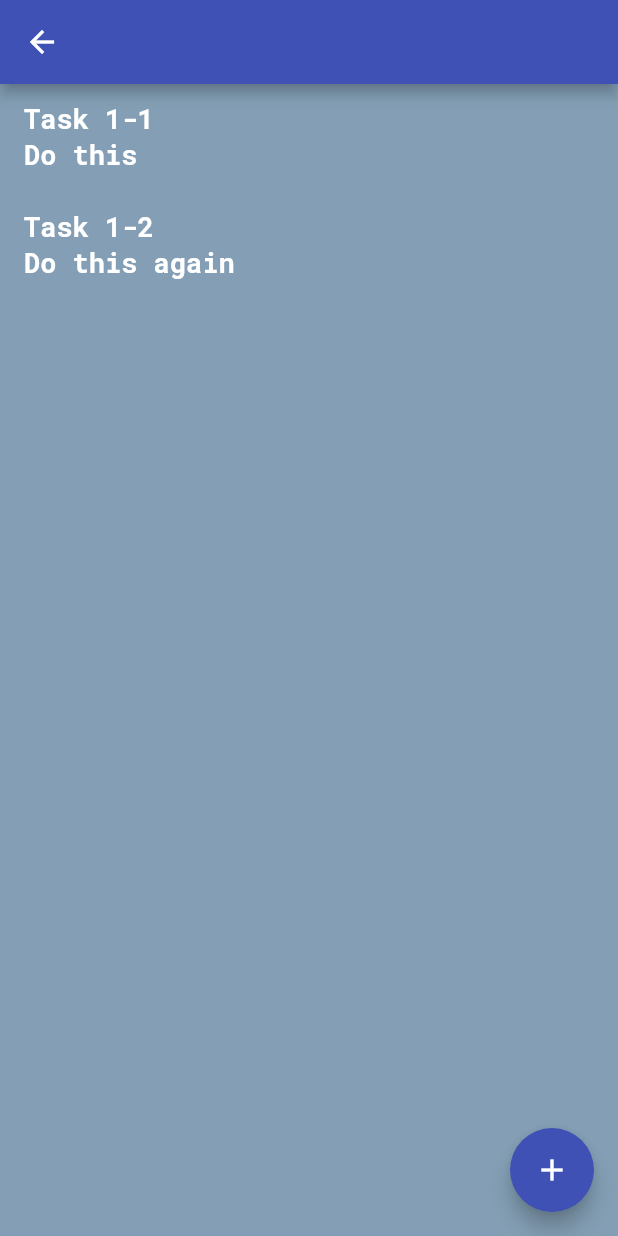
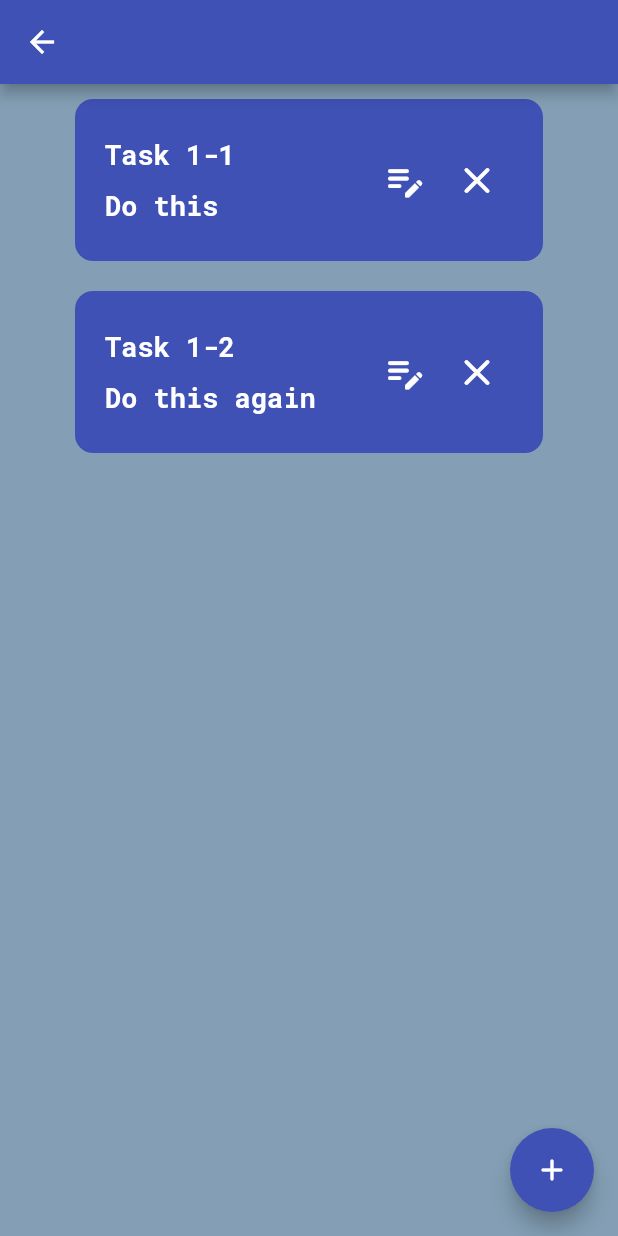
Before and after one commit to PeachyCad/thinGS, a Flutter app: the ToDoPage screen opened directly with empty values, on a phone screen of 412 x 824 dp. Run offline on Flutter 3.47's test engine with Material 2 defaults, Android fonts, the phone set to English and light mode, and no system bars; our stand-ins replace flutter_riverpod.

Commit message:
Add ToDo's and Task's UI management
Add ToDo's and Task's UI management  via pages

```diff
--- a/things_todo_app/lib/components/edit_delete_buttons.dart
+++ b/things_todo_app/lib/components/edit_delete_buttons.dart
@@ -1,5 +1,4 @@
 import 'package:flutter/material.dart';
-import 'package:things_todo_app/pages/home_page.dart';
 
 class EditDeleteButtons extends StatelessWidget {
   final Function() onPressedEdit;
--- a/things_todo_app/lib/components/task_listview.dart
+++ b/things_todo_app/lib/components/task_listview.dart
@@ -2,14 +2,18 @@ import 'package:flutter/material.dart';
 import 'package:flutter_riverpod/flutter_riverpod.dart';
 import 'package:things_todo_app/components/text_fragment.dart';
 import 'package:things_todo_app/models/task.dart';
-import 'package:things_todo_app/models/todo.dart';
 import 'package:things_todo_app/pages/home_page.dart';
-import 'package:things_todo_app/pages/todo_page.dart';
+
+import 'edit_delete_buttons.dart';
 
 class TaskListView extends ConsumerStatefulWidget  {
+  final int todoIndex;
   final List<Task> tasks;
+  final newTaskNameController = TextEditingController();
+  final newTaskDescriptionController = TextEditingController();
 
-  const TaskListView({
+  TaskListView({
+    required this.todoIndex,
     required this.tasks,
     super.key,
   });
@@ -24,11 +28,97 @@ class _TaskListViewState extends ConsumerState<TaskListView> {
   Widget build(BuildContext context) {
     return ListView.builder(
       itemCount: widget.tasks.length,
-      itemBuilder: (context, index) => ListTile(
-        title: TextFragment(text: widget.tasks[index].name),
-        subtitle: TextFragment(text: widget.tasks[index].description)
+      itemBuilder: (context, index) => Padding(
+        padding: const EdgeInsets.fromLTRB(50, 10, 50, 10),
+        child: Container(
+          padding: const EdgeInsets.fromLTRB(20, 25, 20, 25),
+          decoration: BoxDecoration(
+              color: Colors.indigo, borderRadius: BorderRadius.circular(12)),
+          child: Row(
+            children: [
+              Expanded(
+                child: Column(
+                  crossAxisAlignment: CrossAxisAlignment.start,
+                  children: [
+                    TextFragment(
+                      text: widget.tasks[index].name,
+                      isOverflowClip: true,
+                    ),
+                    const SizedBox(height: 10),
+                    TextFragment(
+                      text: widget.tasks[index].description,
+                      isOverflowClip: true,
+                    ),
+                  ],
+                ),
+              ),
+              const SizedBox(width: 10),
+              EditDeleteButtons(
+                  onPressedEdit: () {
+                    showDialog(
+                      context: context,
+                      builder: (context) => AlertDialog(
+                        title: const Text("Edit Task Text"),
+                        content: Column(
+                          mainAxisSize: MainAxisSize.min,
+                          children: [
+                            TextField(
+                              controller: widget.newTaskNameController,
+                              decoration: const InputDecoration(
+                                hintText: "Task Name"
+                              ),
+                            ),
+                            TextField(
+                              controller: widget.newTaskDescriptionController,
+                              decoration: const InputDecoration(
+                                hintText: "Task Description"
+                              ),
+                            ),
+                          ],
+                        ),
+                        actions: [
+                          MaterialButton(
+                            onPressed: () {
+                              var newTaskName = widget.newTaskNameController.text;
+                              var newTaskDescription = widget.newTaskDescriptionController.text;
+                              if(newTaskName.trim().isNotEmpty) ref.read(todoProvider).changeTaskText(widget.todoIndex, index, newTaskName, newTaskDescription);
+
+                              widget.newTaskNameController.clear();
+                              widget.newTaskDescriptionController.clear();
+                              Navigator.pop(context);
+                            },
+                            child: const Text("Save"),
+                          ),
+                          MaterialButton(
+                            onPressed: () {
+                              widget.newTaskNameController.clear();
+                              widget.newTaskDescriptionController.clear();
+                              Navigator.pop(context);
+                            },
+                            child: const Text("Cancel"),
+                          )
+                        ],
+                      ),
+                    );
+                  },
+                  onPressedDelete: () =>
+                      ref.read(todoProvider).deleteTask(widget.todoIndex, index)),
+            ],
+          ),
+        ),
       ),
+
+      // itemBuilder: (context, index) => ListTile(
+      //   title: TextFragment(text: widget.tasks[index].name),
+      //   subtitle: TextFragment(text: widget.tasks[index].description)
+      // ),
       physics: const BouncingScrollPhysics(),
     );
   }
+  @override
+  void dispose() {
+    widget.newTaskNameController.dispose();
+    widget.newTaskDescriptionController.dispose();
+    super.dispose();
+  }
 }
--- a/things_todo_app/lib/components/text_fragment.dart
+++ b/things_todo_app/lib/components/text_fragment.dart
@@ -2,10 +2,12 @@ import 'package:flutter/material.dart';
 
 class TextFragment extends StatelessWidget {
   final String text;
+  final bool isOverflowClip;
 
   const TextFragment({
     super.key,
     required this.text,
+    required this.isOverflowClip,
   });
 
   @override
@@ -17,7 +19,7 @@ class TextFragment extends StatelessWidget {
         fontSize: 18,
         color: Colors.white
       ),
-      overflow: TextOverflow.ellipsis,
+      overflow: isOverflowClip ? TextOverflow.clip : TextOverflow.ellipsis,
     );
   }
 }
--- a/things_todo_app/lib/pages/home_page.dart
+++ b/things_todo_app/lib/pages/home_page.dart
@@ -61,7 +61,7 @@ class _HomePageState extends ConsumerState<HomePage> {
             ),
           );
         },
-        child: const Icon(Icons.add),
+        child: const Icon(Icons.add_rounded),
       ),
       body: Center(
         child: ToDoListView(
--- a/things_todo_app/lib/pages/todo_page.dart
+++ b/things_todo_app/lib/pages/todo_page.dart
@@ -9,6 +9,7 @@ class ToDoPage extends ConsumerWidget {
   final int todoIndex;
   final newTaskNameController = TextEditingController();
   final newTaskDescriptionController = TextEditingController();
+
   ToDoPage({super.key, required this.todoName, required this.todoIndex});
 
   @override
@@ -71,10 +72,11 @@ class ToDoPage extends ConsumerWidget {
             ),
           );
         },
-        child: const Icon(Icons.add),
+        child: const Icon(Icons.add_rounded),
       ),
       body: Center(
         child: TaskListView(
+          todoIndex : todoIndex,
           tasks: tasks,
         ),
       ),
```
Also changed, not shown: things_todo_app/lib/components/todo_listview.dart (+7 -3 lines).
